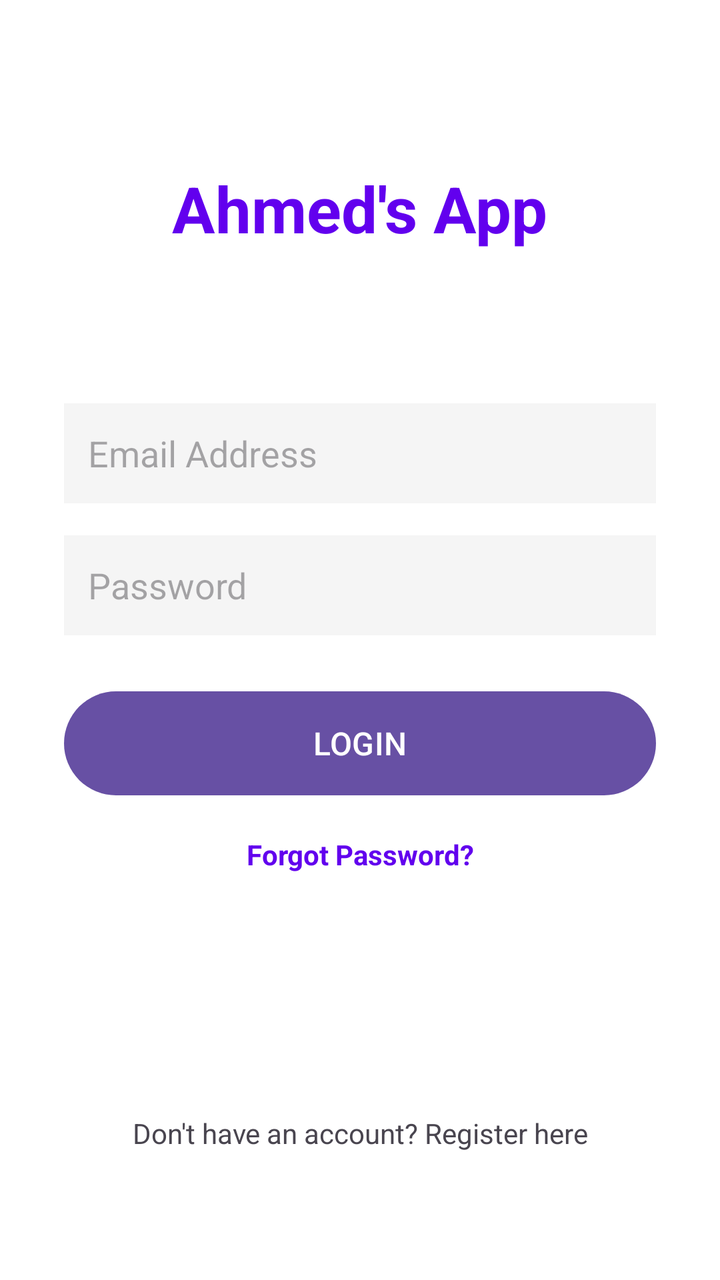
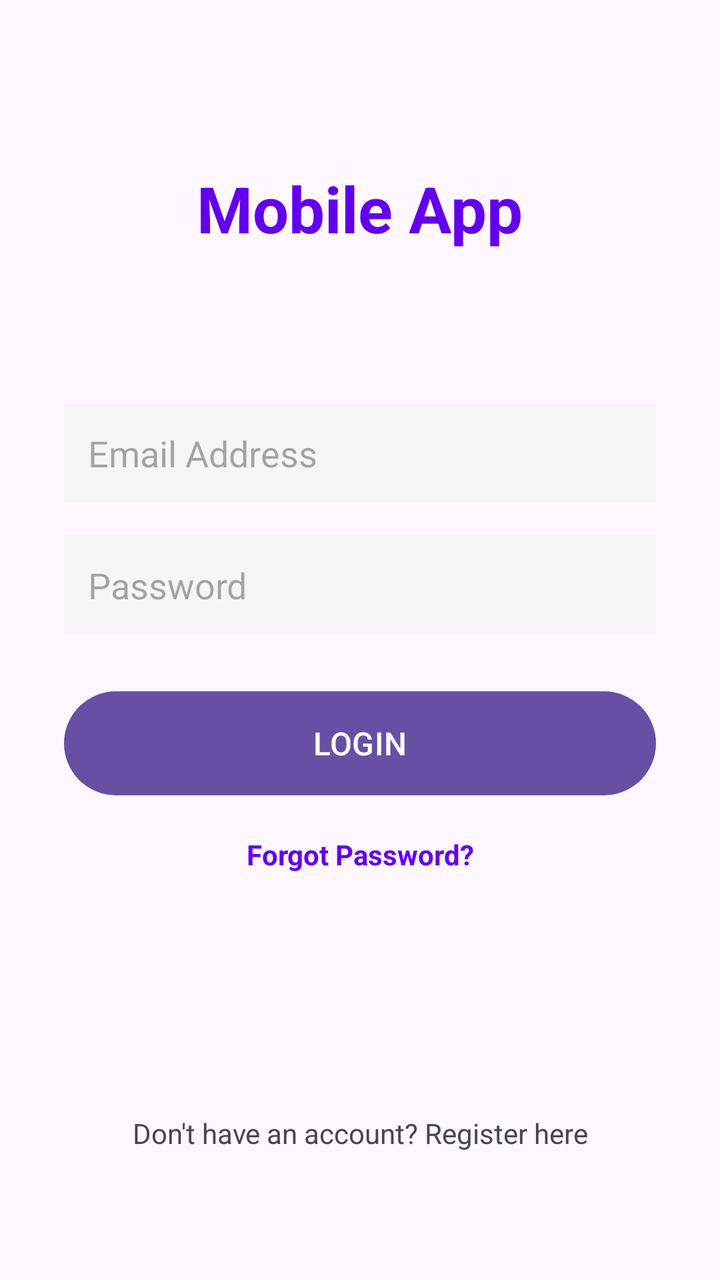

Two renders of the same Android screen: before a commit and after it. Below are the layout's source before the change and the commit's diff.
<!-- AndroidManifest.xml: application theme Theme.MyAssignment -->
<!-- res/layout/activity_main.xml -->
<?xml version="1.0" encoding="utf-8"?>
<androidx.constraintlayout.widget.ConstraintLayout
    xmlns:android="http://schemas.android.com/apk/res/android"
    xmlns:app="http://schemas.android.com/apk/res-auto"
    xmlns:tools="http://schemas.android.com/tools"
    android:layout_width="match_parent"
    android:layout_height="match_parent"
    android:background="#FFFFFF"
    android:padding="32dp"
    tools:context=".MainActivity">

    
    <TextView
        android:id="@+id/tvAppTitle"
        android:layout_width="wrap_content"
        android:layout_height="wrap_content"
        android:text="Ahmed's App"
        android:textColor="#6200EE"
        android:textSize="32sp"
        android:textStyle="bold"
        app:layout_constraintBottom_toTopOf="@+id/etEmail"
        app:layout_constraintEnd_toEndOf="parent"
        app:layout_constraintStart_toStartOf="parent"
        app:layout_constraintTop_toTopOf="parent"
        app:layout_constraintVertical_bias="0.4" />

    
    <EditText
        android:id="@+id/etEmail"
        android:layout_width="0dp"
        android:layout_height="50dp"
        android:layout_marginBottom="16dp"
        android:background="#F5F5F5"
        android:hint="Email Address"
        android:inputType="textEmailAddress"
        android:padding="12dp"
        app:layout_constraintBottom_toTopOf="@+id/etPassword"
        app:layout_constraintEnd_toEndOf="parent"
        app:layout_constraintStart_toStartOf="parent" />

    
    <EditText
        android:id="@+id/etPassword"
        android:layout_width="0dp"
        android:layout_height="50dp"
        android:layout_marginBottom="24dp"
        android:background="#F5F5F5"
        android:hint="Password"
        android:inputType="textPassword"
        android:padding="12dp"
        app:layout_constraintBottom_toTopOf="@+id/btnLogin"
        app:layout_constraintEnd_toEndOf="parent"
        app:layout_constraintStart_toStartOf="parent" />

    
    <Button
        android:id="@+id/btnLogin"
        android:layout_width="0dp"
        android:layout_height="60dp"
        android:text="LOGIN"
        android:textSize="16sp"
        app:layout_constraintBottom_toBottomOf="parent"
        app:layout_constraintEnd_toEndOf="parent"
        app:layout_constraintStart_toStartOf="parent"
        app:layout_constraintTop_toTopOf="parent"
        app:layout_constraintVertical_bias="0.6" />

    
    <TextView
        android:id="@+id/tvForgotPassword"
        android:layout_width="wrap_content"
        android:layout_height="wrap_content"
        android:layout_marginTop="16dp"
        android:text="Forgot Password?"
        android:textColor="#6200EE"
        android:textStyle="bold"
        app:layout_constraintEnd_toEndOf="parent"
        app:layout_constraintStart_toStartOf="parent"
        app:layout_constraintTop_toBottomOf="@+id/btnLogin" />

    
    <TextView
        android:id="@+id/tvRegister"
        android:layout_width="wrap_content"
        android:layout_height="wrap_content"
        android:layout_marginBottom="32dp"
        android:text="Don't have an account? Register here"
        android:textSize="14sp"
        app:layout_constraintBottom_toBottomOf="parent"
        app:layout_constraintEnd_toEndOf="parent"
        app:layout_constraintStart_toStartOf="parent" />

</androidx.constraintlayout.widget.ConstraintLayout>
<!-- resources referenced by this layout -->
<resources>
  <style name="Theme.MyAssignment" parent="Base.Theme.MyAssignment" />
  <style name="Base.Theme.MyAssignment" parent="Theme.Material3.DayNight.NoActionBar">
          
          
      </style>
</resources>

<!-- the commit's change to res/layout/activity_main.xml (unified diff, before → after) -->
@@ -5,7 +5,7 @@
     xmlns:tools="http://schemas.android.com/tools"
     android:layout_width="match_parent"
     android:layout_height="match_parent"
-    android:background="#FFFFFF"
+    android:background="#FFFFF"
     android:padding="32dp"
     tools:context=".MainActivity">
 
@@ -14,7 +14,7 @@
         android:id="@+id/tvAppTitle"
         android:layout_width="wrap_content"
         android:layout_height="wrap_content"
-        android:text="Ahmed's App"
+        android:text="Mobile App"
         android:textColor="#6200EE"
         android:textSize="32sp"
         android:textStyle="bold"
